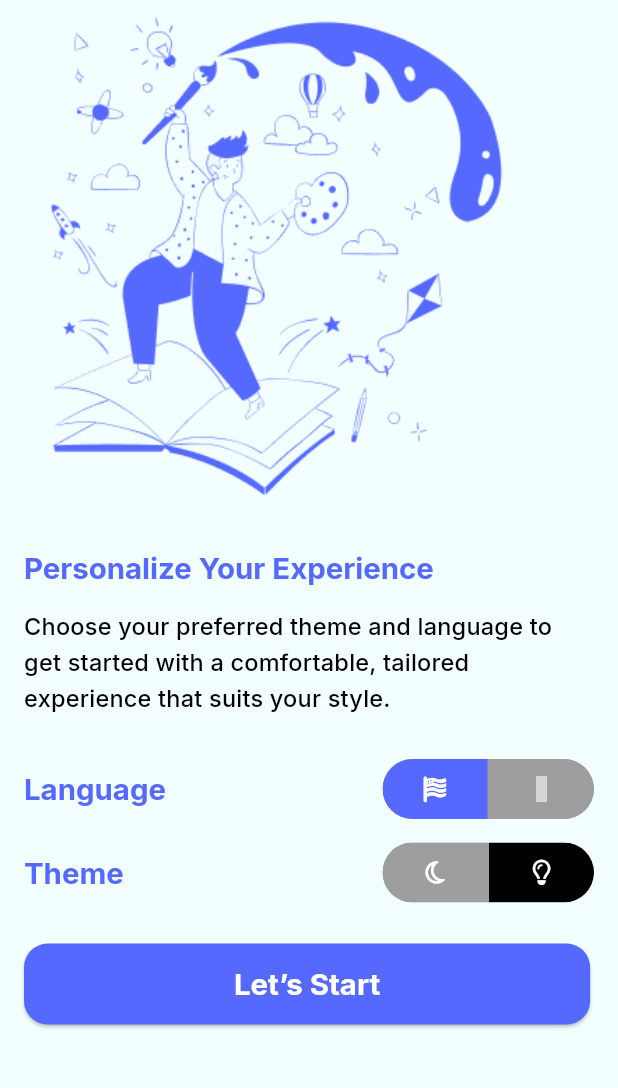
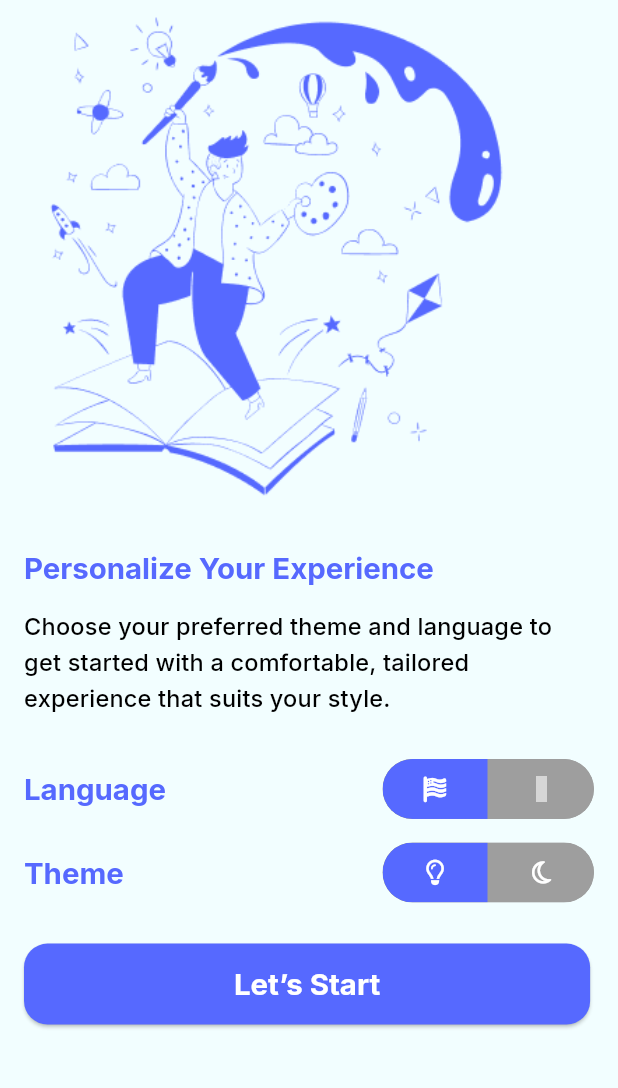
Before and after one commit to kareemezzat25/Todo, a Flutter app: the screen it shows after launch, after a tap on an icon or button, on a phone screen of 412 x 824 dp, the part 79-1167 px from its top. Run offline on Flutter 3.47's test engine with Material 3 defaults, Android fonts, the phone set to English and light mode, and no system bars; drawn by our look-alikes of toggle_switch; our stand-ins replace easy_localization, flutter_screenutil, font_awesome_flutter, google_fonts, introduction_screen, material_design_icons_flutter and 1 more; grey boxes are pictures that could not be loaded.

Commit message:
Theme light || dark

```diff
--- a/lib/main.dart
+++ b/lib/main.dart
@@ -1,7 +1,9 @@
 import 'package:flutter/material.dart';
 import 'package:flutter_screenutil/flutter_screenutil.dart';
+import 'package:provider/provider.dart';
 import 'package:todo_app/models/cache.dart';
 import 'package:todo_app/models/theme.dart';
+import 'package:todo_app/providers/theme_provider.dart';
 import 'package:todo_app/views/forgetPassword.dart';
 import 'package:todo_app/views/homeview.dart';
 import 'package:todo_app/views/introductionview.dart';
@@ -14,11 +16,14 @@ void main() async {
   WidgetsFlutterBinding.ensureInitialized();
   await Cache.init();
   await EasyLocalization.ensureInitialized();
-  runApp(EasyLocalization(
-    supportedLocales: [Locale('en'), Locale('ar')],
-    path: "assets/translations",
-    fallbackLocale: Locale('en'),
-    child: const TodoApp(),
+  runApp(ChangeNotifierProvider(
+    create: (context) => ThemeProvider(),
+    child: EasyLocalization(
+      supportedLocales: [Locale('en'), Locale('ar')],
+      path: "assets/translations",
+      fallbackLocale: Locale('en'),
+      child: const TodoApp(),
+    ),
   ));
 }
 
@@ -27,6 +32,7 @@ class TodoApp extends StatelessWidget {
 
   @override
   Widget build(BuildContext context) {
+    var provider = Provider.of<ThemeProvider>(context);
     return ScreenUtilInit(
       designSize:
           const Size(393, 841), // Set your base design size (e.g., iPhone X)
@@ -39,10 +45,8 @@ class TodoApp extends StatelessWidget {
           locale: context.locale,
           theme: MyThemeData.lightTheme,
           darkTheme: MyThemeData.darkTheme,
-          themeMode: ThemeMode.light,
-          initialRoute: Cache.getEligibilty() == true
-              ? LoginView.routeName
-              : IntroductionView.routeName,
+          themeMode: provider.themeMode,
+          initialRoute: IntroductionView.routeName,
           routes: {
             IntroductionView.routeName: (context) => const IntroductionView(),
             OnBoardingView.routeName: (context) => const OnBoardingView(),
--- /dev/null
+++ b/lib/providers/theme_provider.dart
@@ -0,0 +1,14 @@
+import 'package:flutter/material.dart';
+
+class ThemeProvider extends ChangeNotifier {
+  ThemeMode themeMode = ThemeMode.light;
+
+  changeTheme() {
+    if (themeMode == ThemeMode.light) {
+      themeMode = ThemeMode.dark;
+    } else {
+      themeMode = ThemeMode.light;
+    }
+    notifyListeners();
+  }
+}
--- a/lib/views/introductionview.dart
+++ b/lib/views/introductionview.dart
@@ -4,7 +4,11 @@ import 'package:flutter_screenutil/flutter_screenutil.dart';
 import 'package:font_awesome_flutter/font_awesome_flutter.dart';
 import 'dart:ui' as ui; // Import dart:ui explicitly
 import 'package:material_design_icons_flutter/material_design_icons_flutter.dart';
+import 'package:provider/provider.dart';
+import 'package:todo_app/models/cache.dart';
 import 'package:todo_app/models/theme.dart';
+import 'package:todo_app/providers/theme_provider.dart';
+import 'package:todo_app/views/loginview.dart';
 import 'package:todo_app/views/onBoardingview.dart';
 import 'package:toggle_switch/toggle_switch.dart';
 
@@ -14,6 +18,7 @@ class IntroductionView extends StatelessWidget {
 
   @override
   Widget build(BuildContext context) {
+    var provider = Provider.of<ThemeProvider>(context);
     return Scaffold(
       appBar: AppBar(
         title: Image.asset(
@@ -42,10 +47,10 @@ class IntroductionView extends StatelessWidget {
               height: 16.h,
             ),
             Text("introduction_body".tr(),
-                style: Theme.of(context)
-                    .textTheme
-                    .titleMedium!
-                    .copyWith(color: Colors.black)),
+                style: Theme.of(context).textTheme.titleMedium!.copyWith(
+                    color: provider.themeMode == ThemeMode.dark
+                        ? MyThemeData.secondaryColorDark
+                        : Colors.black)),
             SizedBox(
               height: 28.h,
             ),
@@ -96,21 +101,23 @@ class IntroductionView extends StatelessWidget {
                     style: Theme.of(context).textTheme.titleLarge),
                 ToggleSwitch(
                   minWidth: 70.0,
-                  initialLabelIndex: 1,
+                  initialLabelIndex:
+                      provider.themeMode == ThemeMode.light ? 0 : 1,
                   cornerRadius: 20.0,
                   activeFgColor: Colors.white,
                   inactiveBgColor: Colors.grey,
                   inactiveFgColor: Colors.white,
                   totalSwitches: 2,
                   icons: const [
+                    FontAwesomeIcons.lightbulb,
                     FontAwesomeIcons.moon,
-                    FontAwesomeIcons.lightbulb,
                   ],
                   activeBgColors: const [
                     [MyThemeData.primarycolorlight],
-                    [Colors.black]
+                    [Colors.orange]
                   ],
                   onToggle: (index) {
+                    provider.changeTheme();
                     print('switched to: $index');
                   },
                 ),
@@ -121,7 +128,9 @@ class IntroductionView extends StatelessWidget {
             ),
             ElevatedButton(
                 onPressed: () {
-                  Navigator.pushNamed(context, OnBoardingView.routeName);
+                  Cache.getEligibilty() == true
+                      ? Navigator.pushNamed(context, LoginView.routeName)
+                      : Navigator.pushNamed(context, OnBoardingView.routeName);
                 },
                 style: ElevatedButton.styleFrom(
                     backgroundColor: const Color(0xFF5669FF),
--- a/pubspec.yaml
+++ b/pubspec.yaml
@@ -45,6 +45,7 @@ dependencies:
   easy_localization: ^3.0.7+1
   shared_preferences: ^2.5.2
   flutter_screenutil: ^5.9.3
+  provider: ^6.1.2
 
 dev_dependencies:
   flutter_test:
```
Also changed, not shown: pubspec.lock.
